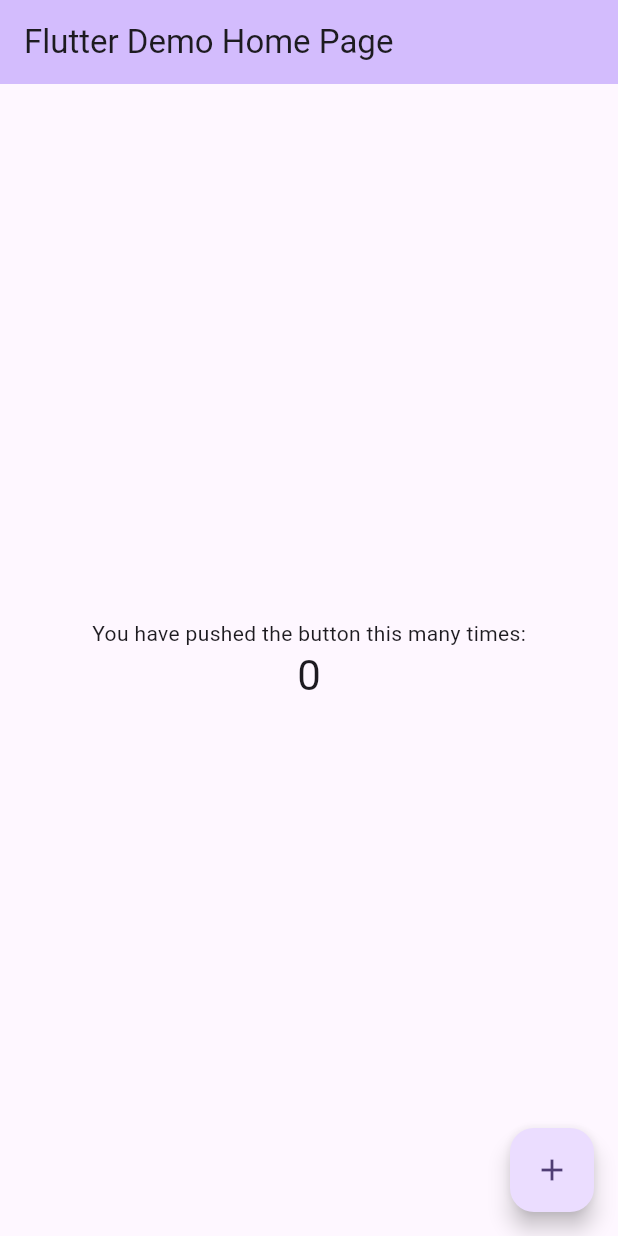
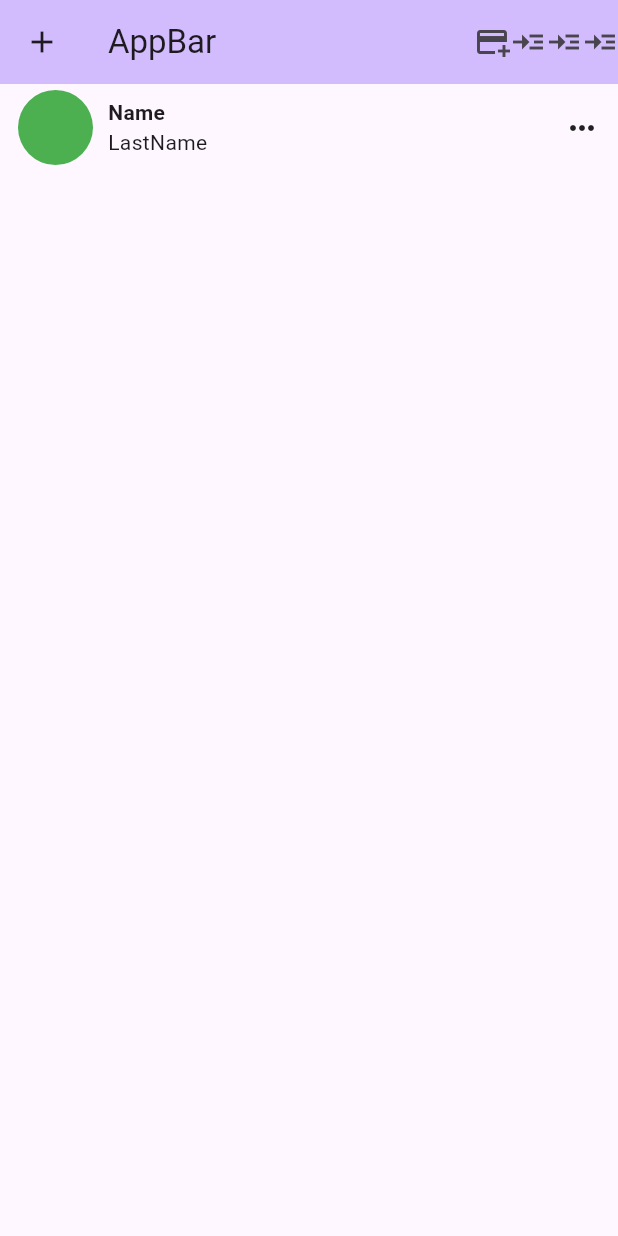
Before and after one commit to kapustinaDasha/RusGram, a Flutter app: the screen it shows after launch, on a phone screen of 412 x 824 dp. Run offline on Flutter 3.47's test engine with Material 2 defaults, Android fonts, the phone set to English and light mode, and no system bars; our stand-ins replace dio.

Commit message:
Initial commit

```diff
--- /dev/null
+++ b/lib/domain/models/post_preview.dart
@@ -0,0 +1,26 @@
+class PostPreview {
+  // id: string(autogenerated)
+  // text: string(length: 6-50, preview only)
+  // image: string(url)
+  // likes: number(init value: 0)
+  // tags: array(string)
+  // publishDate: string(autogenerated)
+  // owner: object(User Preview)
+  // final String owner;
+
+  final String id;
+  final String text;
+  final String image;
+  final int likes;
+  final List<String> tags;
+  final String publishDate;
+
+  PostPreview({
+    required this.id,
+    required this.text,
+    required this.image,
+    required this.likes,
+    required this.tags,
+    required this.publishDate,
+  });
+}
--- /dev/null
+++ b/lib/domain/models/user_preview.dart
@@ -0,0 +1,25 @@
+class UserPreview{
+  final String id;
+  final String title;
+  final String firstName;
+  final String lastName;
+  final String picture;
+
+  UserPreview({
+    required this.id,
+    required this.title,
+    required this.firstName,
+    required this.lastName,
+    required this.picture,
+
+});
+  factory UserPreview.fromJson(Map<String, dynamic> json){
+    return UserPreview(
+        id: json['id'],
+        title: json['title'],
+        firstName: json['firstName'],
+        lastName: json['lastName'],
+        picture: json['picture']
+    );
+  }
+}
--- a/lib/main.dart
+++ b/lib/main.dart
@@ -1,5 +1,9 @@
+import 'dart:developer';
+
 import 'package:dio/dio.dart';
 import 'package:flutter/material.dart';
+import 'domain/models/post_preview.dart';
+
 
 void main() {
   runApp(const MyApp());
@@ -37,9 +41,20 @@ class MyHomePage extends StatefulWidget {
 class _MyHomePageState extends State<MyHomePage> {
   int _counter = 0;
 
-  void _incrementCounter() {
-     final dio = Dio();
+  Future<void> _incrementCounter() async{
+    final dio = Dio(BaseOptions(
+      baseUrl: 'https://dummyapi.io/data/v1/',
+      headers: {
+        'app-id': '652a57047041f526ae199423'
+        },
+    ),
+    );
+
+    dio.get('post').then((value) => log(value.toString()));
   }
+
+
+
 
   @override
   Widget build(BuildContext context) {
@@ -49,42 +64,78 @@ class _MyHomePageState extends State<MyHomePage> {
 
         backgroundColor: Theme.of(context).colorScheme.inversePrimary,
 
-        title: Text(widget.title),
+        leading: Icon(Icons.add),
+        title: Text('AppBar'),
+        actions: [
+          Icon(Icons.add_card_outlined),
+          Icon(Icons.read_more),
+          Icon(Icons.read_more),
+          Icon(Icons.read_more),
+        ],
       ),
-      body: Center(
-        // Center is a layout widget. It takes a single child and positions it
-        // in the middle of the parent.
-        child: Column(
-          // Column is also a layout widget. It takes a list of children and
-          // arranges them vertically. By default, it sizes itself to fit its
-          // children horizontally, and tries to be as tall as its parent.
-          //
-          // Column has various properties to control how it sizes itself and
-          // how it positions its children. Here we use mainAxisAlignment to
-          // center the children vertically; the main axis here is the vertical
-          // axis because Columns are vertical (the cross axis would be
-          // horizontal).
-          //
-          // TRY THIS: Invoke "debug painting" (choose the "Toggle Debug Paint"
-          // action in the IDE, or press "p" in the console), to see the
-          // wireframe for each widget.
-          mainAxisAlignment: MainAxisAlignment.center,
-          children: <Widget>[
-            const Text(
-              'You have pushed the button this many times:',
-            ),
-            Text(
-              '$_counter',
-              style: Theme.of(context).textTheme.headlineMedium,
-            ),
-          ],
+      body: PostPreviewCard(
+        postPreview: PostPreview(
+          id: 'asds',
+          text: 'asdasdasdasdasd',
+          image: 'hasdjhahsdhjasd',
+          likes: 3,
+          tags: ['asdasd', 'asdasd'],
+          publishDate: '11.11.11',
         ),
       ),
-      floatingActionButton: FloatingActionButton(
-        onPressed: _incrementCounter,
-        tooltip: 'Increment',
-        child: const Icon(Icons.add),
-      ), // This trailing comma makes auto-formatting nicer for build methods.
     );
   }
 }
+
+class PostPreviewCard extends StatelessWidget {
+  final PostPreview postPreview;
+
+  const PostPreviewCard({
+    required this.postPreview,
+    super.key,
+  });
+
+  @override
+  Widget build(BuildContext context) {
+    return Column(
+      children: [
+        Padding(
+          padding: const EdgeInsets.symmetric(horizontal: 12, vertical: 4),
+          child: Row(
+            mainAxisAlignment: MainAxisAlignment.spaceBetween,
+            children: [
+              Row(
+                children: [
+                  Container(
+                    width: 50,
+                    height: 50,
+                    decoration: BoxDecoration(
+                      color: Colors.green,
+                      shape: BoxShape.circle,
+                    ),
+                  ),
+                  Padding(
+                    padding: const EdgeInsets.only(left: 10),
+                    child: Column(
+                      crossAxisAlignment: CrossAxisAlignment.start,
+                      children: [
+                        Text(
+                          'Name',
+                          style: TextStyle(
+                            fontWeight: FontWeight.bold,
+                          ),
+                        ),
+                        Text('LastName'),
+                      ],
+                    ),
+                  ),
+                ],
+              ),
+              Icon(Icons.more_horiz),
+            ],
+          ),
+        ),
+      ], // This trailing comma makes auto-formatting nicer for build methods.
+    );
+  }
+}
```
